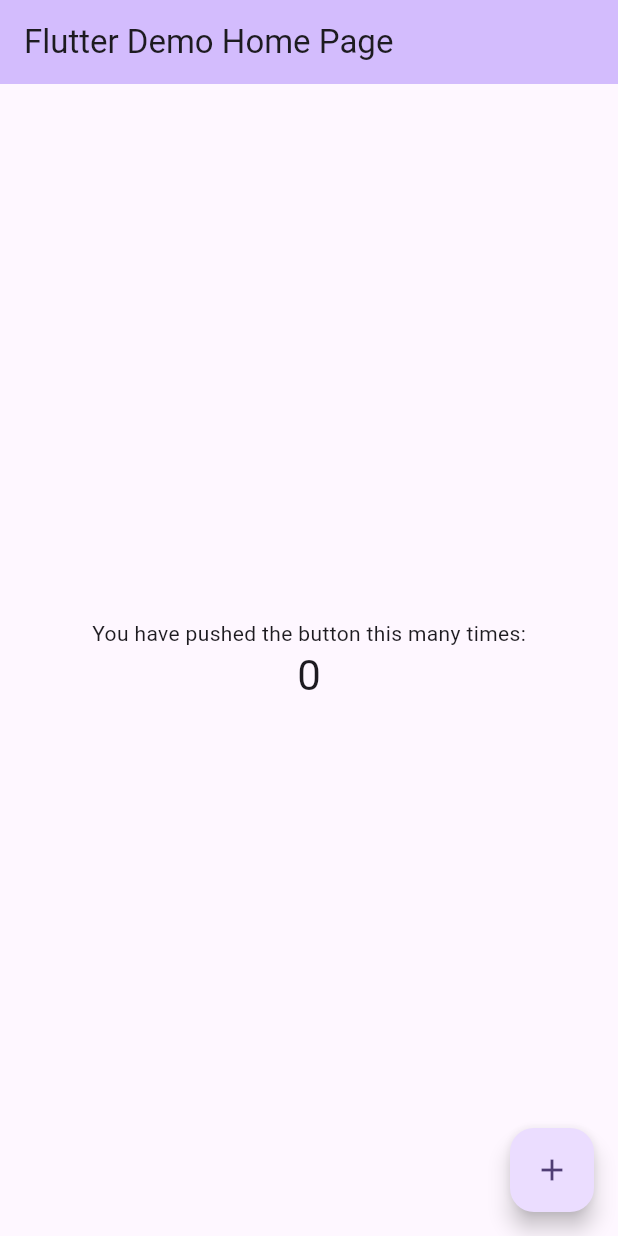
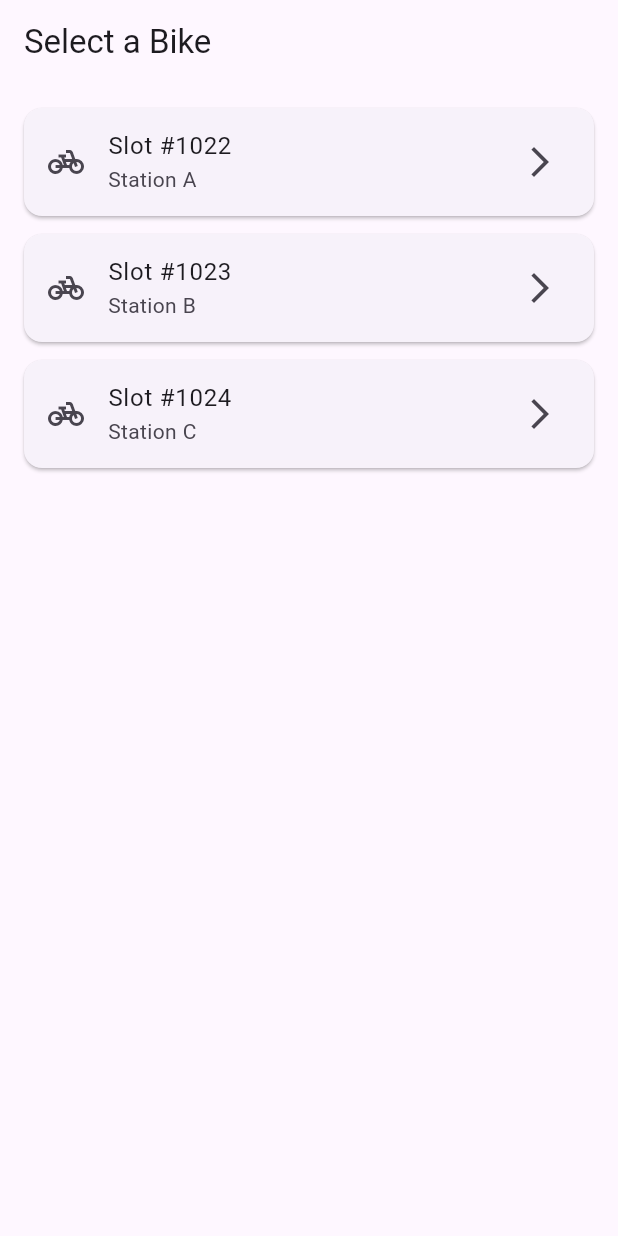
Before and after one commit to Kim-ly25/velotoulouse, a Flutter app: the screen it shows after launch, on a phone screen of 412 x 824 dp. Run offline on Flutter 3.47's test engine with Material 3 defaults, Android fonts, the phone set to English and light mode, and no system bars.

Commit message:
Add bike list and bike detail screens

```diff
--- a/lib/main.dart
+++ b/lib/main.dart
@@ -1,122 +1,18 @@
 import 'package:flutter/material.dart';
+import 'ui/screens/booking/bike_list_screen.dart';
 
-void main() {
-  runApp(const MyApp());
+void main(){
+  runApp(MyApp());
 }
 
 class MyApp extends StatelessWidget {
   const MyApp({super.key});
 
-  // This widget is the root of your application.
   @override
   Widget build(BuildContext context) {
     return MaterialApp(
-      title: 'Flutter Demo',
-      theme: ThemeData(
-        // This is the theme of your application.
-        //
-        // TRY THIS: Try running your application with "flutter run". You'll see
-        // the application has a purple toolbar. Then, without quitting the app,
-        // try changing the seedColor in the colorScheme below to Colors.green
-        // and then invoke "hot reload" (save your changes or press the "hot
-        // reload" button in a Flutter-supported IDE, or press "r" if you used
-        // the command line to start the app).
-        //
-        // Notice that the counter didn't reset back to zero; the application
-        // state is not lost during the reload. To reset the state, use hot
-        // restart instead.
-        //
-        // This works for code too, not just values: Most code changes can be
-        // tested with just a hot reload.
-        colorScheme: .fromSeed(seedColor: Colors.deepPurple),
-      ),
-      home: const MyHomePage(title: 'Flutter Demo Home Page'),
+      title: 'VeloToulouse',
+      home: const BikeListScreen(),
     );
   }
 }
-
-class MyHomePage extends StatefulWidget {
-  const MyHomePage({super.key, required this.title});
-
-  // This widget is the home page of your application. It is stateful, meaning
-  // that it has a State object (defined below) that contains fields that affect
-  // how it looks.
-
-  // This class is the configuration for the state. It holds the values (in this
-  // case the title) provided by the parent (in this case the App widget) and
-  // used by the build method of the State. Fields in a Widget subclass are
-  // always marked "final".
-
-  final String title;
-
-  @override
-  State<MyHomePage> createState() => _MyHomePageState();
-}
-
-class _MyHomePageState extends State<MyHomePage> {
-  int _counter = 0;
-
-  void _incrementCounter() {
-    setState(() {
-      // This call to setState tells the Flutter framework that something has
-      // changed in this State, which causes it to rerun the build method below
-      // so that the display can reflect the updated values. If we changed
-      // _counter without calling setState(), then the build method would not be
-      // called again, and so nothing would appear to happen.
-      _counter++;
-    });
-  }
-
-  @override
-  Widget build(BuildContext context) {
-    // This method is rerun every time setState is called, for instance as done
-    // by the _incrementCounter method above.
-    //
-    // The Flutter framework has been optimized to make rerunning build methods
-    // fast, so that you can just rebuild anything that needs updating rather
-    // than having to individually change instances of widgets.
-    return Scaffold(
-      appBar: AppBar(
-        // TRY THIS: Try changing the color here to a specific color (to
-        // Colors.amber, perhaps?) and trigger a hot reload to see the AppBar
-        // change color while the other colors stay the same.
-        backgroundColor: Theme.of(context).colorScheme.inversePrimary,
-        // Here we take the value from the MyHomePage object that was created by
-        // the App.build method, and use it to set our appbar title.
-        title: Text(widget.title),
-      ),
-      body: Center(
-        // Center is a layout widget. It takes a single child and positions it
-        // in the middle of the parent.
-        child: Column(
-          // Column is also a layout widget. It takes a list of children and
-          // arranges them vertically. By default, it sizes itself to fit its
-          // children horizontally, and tries to be as tall as its parent.
-          //
-          // Column has various properties to control how it sizes itself and
-          // how it positions its children. Here we use mainAxisAlignment to
-          // center the children vertically; the main axis here is the vertical
-          // axis because Columns are vertical (the cross axis would be
-          // horizontal).
-          //
-          // TRY THIS: Invoke "debug painting" (choose the "Toggle Debug Paint"
-          // action in the IDE, or press "p" in the console), to see the
-          // wireframe for each widget.
-          mainAxisAlignment: .center,
-          children: [
-            const Text('You have pushed the button this many times:'),
-            Text(
-              '$_counter',
-              style: Theme.of(context).textTheme.headlineMedium,
-            ),
-          ],
-        ),
-      ),
-      floatingActionButton: FloatingActionButton(
-        onPressed: _incrementCounter,
-        tooltip: 'Increment',
-        child: const Icon(Icons.add),
-      ),
-    );
-  }
-}
--- /dev/null
+++ b/lib/model/bike.dart
@@ -0,0 +1,11 @@
+class Bike {
+  final String id;
+  final String name;
+  final String location;
+
+  Bike({
+    required this.id,
+    required this.name,
+    required this.location,
+  });
+}
--- /dev/null
+++ b/lib/ui/screens/booking/bike_item.dart
@@ -0,0 +1,35 @@
+import 'package:flutter/material.dart';
+import 'bike_detail_screen.dart';
+
+
+class BikeItem extends StatelessWidget {
+  final String title;
+  final String location;
+
+  const BikeItem({
+    super.key,
+    required this.title,
+    required this.location,
+  });
+
+  @override
+  Widget build(BuildContext context) {
+    return Card(
+      margin: const EdgeInsets.only(bottom: 12),
+      child: ListTile(
+        leading: const Icon(Icons.pedal_bike),
+        title: Text(title),
+        subtitle: Text(location),
+        trailing: const Icon(Icons.arrow_forward_ios),
+        onTap: () {
+          Navigator.push(
+            context,
+            MaterialPageRoute(
+              builder: (_) => BikeDetailScreen(bike: title),
+            ),
+          );
+        },
+      ),
+    );
+  }
+}
--- /dev/null
+++ b/lib/ui/screens/booking/bike_list_screen.dart
@@ -0,0 +1,23 @@
+import 'package:flutter/widgets.dart';
+import 'package:flutter/material.dart';
+
+import 'bike_item.dart';
+
+class BikeListScreen extends StatelessWidget {
+  const BikeListScreen({super.key});
+
+  @override
+  Widget build(BuildContext context) {
+    return Scaffold(
+      appBar: AppBar(title: const Text('Select a Bike')),
+      body: ListView(
+        padding: const EdgeInsets.all(16),
+        children: [
+          BikeItem(title: 'Slot #1022',  location: 'Station A'),
+          BikeItem(title: 'Slot #1023',  location: 'Station B'),
+          BikeItem(title: 'Slot #1024',  location: 'Station C'),
+        ],
+      ),
+    );
+  }
+}
```
Also changed, not shown: lib/ui/screens/booking/bike_detail_screen.dart (added, +56 -0 lines).
